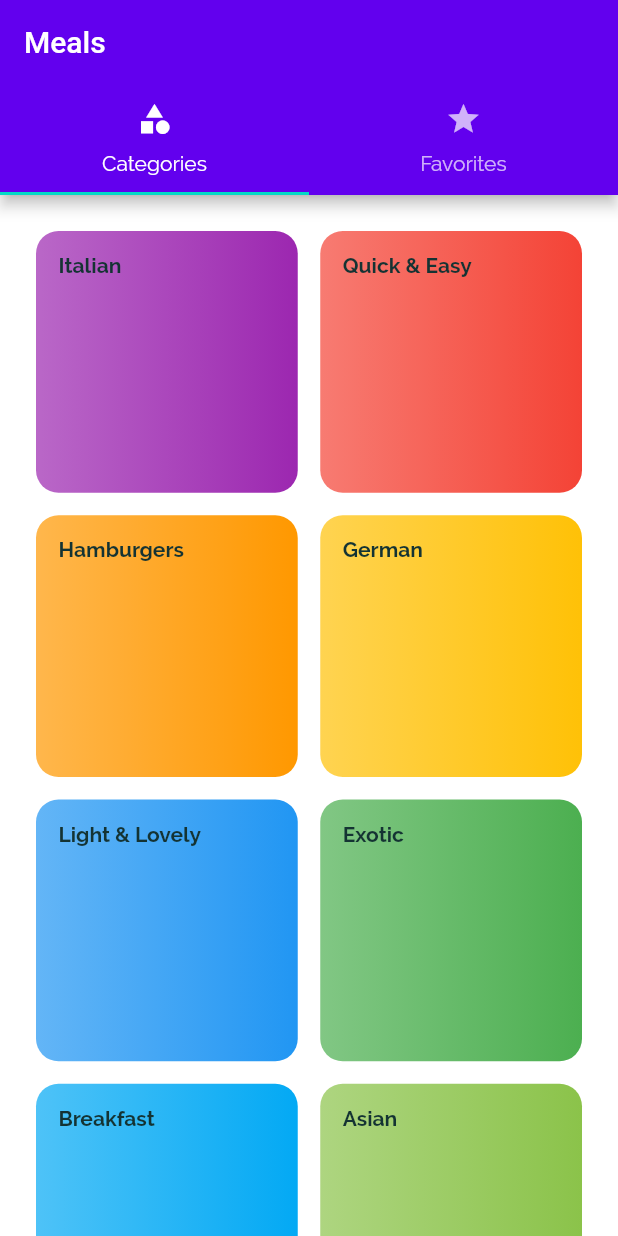
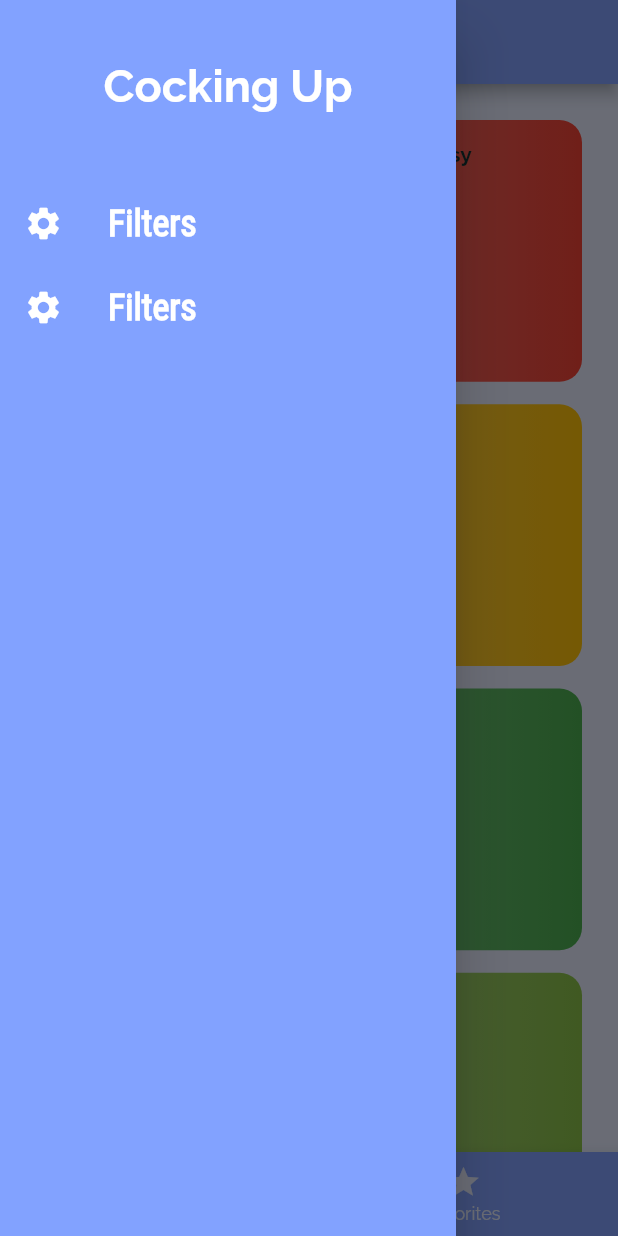
Before and after one commit to IsaiVazqez/Meals-app, a Flutter app: the screen it shows after launch, with the side drawer open (before the commit the screen has no drawer), on a phone screen of 412 x 824 dp. Run offline on Flutter 3.47's test engine with Material 2 defaults, Android fonts, the phone set to English and light mode, and no system bars.

Commit message:
detalle con drawer

```diff
--- a/lib/features/home/presentation/pages/home_screen.dart
+++ b/lib/features/home/presentation/pages/home_screen.dart
@@ -1,6 +1,7 @@
 import 'package:flutter/material.dart';
 import 'package:meals_app/features/categories/presentation/pages/categories_page.dart';
 import 'package:meals_app/features/home/presentation/pages/favorites_screen.dart';
+import 'package:meals_app/features/home/widgets/main_drawer.dart';
 
 class HomePage extends StatefulWidget {
   HomePage({Key? key}) : super(key: key);
@@ -10,29 +11,47 @@ class HomePage extends StatefulWidget {
 }
 
 class _HomePageState extends State<HomePage> {
+  final List<Map<String, Object>> _pages = [
+    {'page': CategoriesPage(), 'title': 'Categories'},
+    {'page': FavoritesScreen(), 'title': 'Your favorites'},
+  ];
+  int _selectedPageindex = 0;
+
+  void _selectedPage(int index) {
+    setState(() {
+      _selectedPageindex = index;
+    });
+  }
+
+  @override
   Widget build(BuildContext context) {
     return DefaultTabController(
       length: 2,
       child: Scaffold(
         appBar: AppBar(
-          title: const Text('Meals'),
-          bottom: const TabBar(
-            tabs: <Widget>[
-              Tab(
-                icon: Icon(Icons.category),
-                text: 'Categories',
-              ),
-              Tab(
-                icon: Icon(Icons.star),
-                text: 'Favorites',
-              ),
-            ],
-          ),
+          title: (Text(
+            _pages[_selectedPageindex]['title'] as String,
+          )),
         ),
-        body: TabBarView(children: <Widget>[
-          CategoriesPage(),
-          FavoritesScreen(),
-        ]),
+        drawer: const MainDrawer(),
+        body: _pages[_selectedPageindex]['page'] as Widget,
+        bottomNavigationBar: BottomNavigationBar(
+          onTap: _selectedPage,
+          backgroundColor: const Color.fromARGB(255, 130, 162, 255),
+          unselectedItemColor: const Color.fromARGB(255, 230, 236, 255),
+          selectedItemColor: const Color.fromARGB(255, 255, 201, 209),
+          currentIndex: _selectedPageindex,
+          items: const [
+            BottomNavigationBarItem(
+              icon: Icon(Icons.category),
+              label: 'Categories',
+            ),
+            BottomNavigationBarItem(
+              icon: Icon(Icons.star),
+              label: 'Favorites',
+            ),
+          ],
+        ),
       ),
     );
   }
--- /dev/null
+++ b/lib/features/home/widgets/main_drawer.dart
@@ -0,0 +1,80 @@
+import 'package:flutter/material.dart';
+import 'package:meals_app/features/home/presentation/pages/favorites_screen.dart';
+
+class MainDrawer extends StatelessWidget {
+  const MainDrawer({Key? key}) : super(key: key);
+  Widget buildListTile(String title, IconData icon, Function tapHandler) {
+    return ListTile(
+      leading: Icon(
+        icon,
+        size: 26,
+        color: Colors.white,
+      ),
+      title: Text(
+        title,
+        style: const TextStyle(
+            fontFamily: 'RobotoCondensed',
+            fontSize: 24,
+            fontWeight: FontWeight.bold,
+            color: Colors.white),
+      ),
+      onTap: () {
+        tapHandler;
+      },
+    );
+  }
+
+  @override
+  Widget build(BuildContext context) {
+    return Drawer(
+      backgroundColor: const Color.fromARGB(255, 130, 162, 255),
+      child: Column(
+        children: <Widget>[
+          Container(
+            height: 120,
+            width: double.infinity,
+            padding: const EdgeInsets.all(40),
+            alignment: Alignment.topCenter,
+            child: const Text(
+              'Cocking Up',
+              style: TextStyle(
+                  fontSize: 30,
+                  fontWeight: FontWeight.w600,
+                  color: Colors.white),
+            ),
+          ),
+          const SizedBox(
+            height: 1,
+          ),
+          ListTile(
+            leading: Icon(
+              Icons.settings,
+              size: 26,
+              color: Colors.white,
+            ),
+            title: Text(
+              'Filters',
+              style: const TextStyle(
+                  fontFamily: 'RobotoCondensed',
+                  fontSize: 24,
+                  fontWeight: FontWeight.bold,
+                  color: Colors.white),
+            ),
+            onTap: () {
+              Navigator.push(
+                context,
+                MaterialPageRoute(builder: (context) => FavoritesScreen()),
+              );
+            },
+          ),
+          buildListTile('Filters', Icons.settings, () {
+            Navigator.push(
+              context,
+              MaterialPageRoute(builder: (context) => const FavoritesScreen()),
+            );
+          }),
+        ],
+      ),
+    );
+  }
+}
--- a/lib/main.dart
+++ b/lib/main.dart
@@ -16,8 +16,11 @@ class MyApp extends StatelessWidget {
       routes: appRoutes,
       theme: ThemeData(
         primarySwatch: Colors.blue,
-        colorScheme: const ColorScheme.light(),
-        canvasColor: Color.fromARGB(255, 255, 255, 255),
+        colorScheme: ColorScheme.fromSwatch().copyWith(
+          primary: Color.fromARGB(255, 130, 162, 255),
+          secondary: Color(0xFFFFC107),
+        ),
+        canvasColor: const Color.fromARGB(255, 230, 236, 255),
         fontFamily: 'Raleway',
         textTheme: ThemeData.light().textTheme.copyWith(
               bodyText1: const TextStyle(
--- a/lib/routes/routes.dart
+++ b/lib/routes/routes.dart
@@ -1,10 +1,12 @@
 import 'package:flutter/material.dart';
 import 'package:meals_app/features/categories/presentation/pages/categories_page.dart';
 import 'package:meals_app/features/categories/presentation/pages/meal_detail_screen.dart';
+import 'package:meals_app/features/home/presentation/pages/favorites_screen.dart';
 import 'package:meals_app/features/home/presentation/pages/home_screen.dart';
 
 final Map<String, Widget Function(BuildContext)> appRoutes = {
   'home': (_) => HomePage(),
   'categories': (_) => CategoriesPage(),
+  'favorites': (_) => FavoritesScreen(),
   MealDetailScreen.routeName: (ctx) => const MealDetailScreen(),
 };
```
